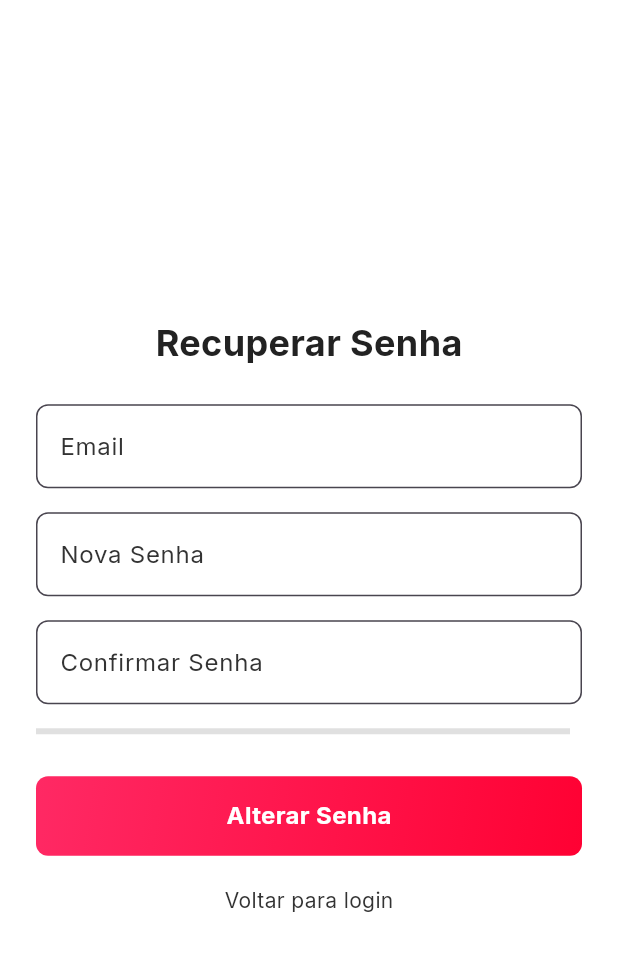
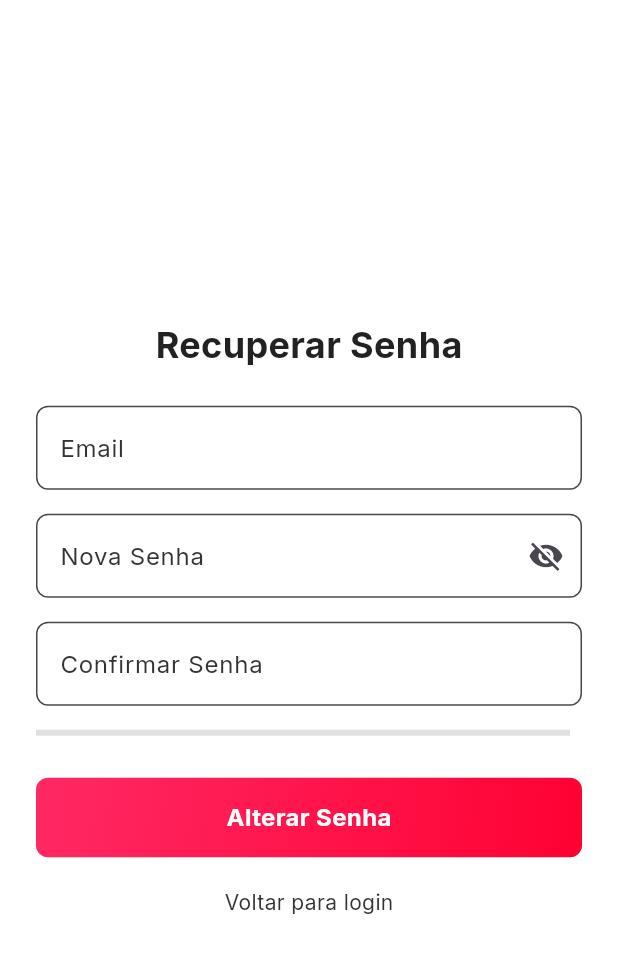
Before and after one commit to mtzcode/app_veiculos, a Flutter app: the screen it shows after launch, after a tap on "Entrar", after a tap on "Esqueci minha senha", on a phone screen of 412 x 824 dp. Shown: the top 953 px of the screen. Run offline on Flutter 3.47's test engine with Material 3 defaults, Android fonts, the light colour scheme and no system bars; our stand-ins replace google_fonts, shared_preferences; missing offline and left inert: bcrypt, mysql1.

Commit message:
✨ Implementado icone de visualizar/ocultar senha e lembre-se de mim.

```diff
--- a/lib/screens/login_screen.dart
+++ b/lib/screens/login_screen.dart
@@ -1,6 +1,7 @@
 import 'package:flutter/material.dart';
 import 'package:google_fonts/google_fonts.dart';
-import 'package:bcrypt/bcrypt.dart'; // Import necessário para bcrypt
+import 'package:shared_preferences/shared_preferences.dart';
+import 'package:bcrypt/bcrypt.dart';
 import '../db_connection.dart';
 import 'home_screen.dart';
 
@@ -14,29 +15,101 @@ class LoginScreen extends StatefulWidget {
 class _LoginScreenState extends State<LoginScreen> {
   final TextEditingController _emailController = TextEditingController();
   final TextEditingController _senhaController = TextEditingController();
+  bool _isPasswordVisible = false;
+  bool _rememberMe = false;
 
   String _errorMessage = '';
-
   double _scaleEntrar = 1.0;
 
-  // Método para verificar senha usando bcrypt
-  bool verifyPassword(String plainPassword, String hashedPassword) {
-    return BCrypt.checkpw(plainPassword, hashedPassword);
+  @override
+  void initState() {
+    super.initState();
+    _loadSavedCredentials();
   }
 
-  Future<void> _login() async {
+  Future<void> _loadSavedCredentials() async {
+    final prefs = await SharedPreferences.getInstance();
+    final savedEmail = prefs.getString('saved_email') ?? '';
+    final savedPassword = prefs.getString('saved_password') ?? '';
+    final savedRememberMe = prefs.getBool('remember_me') ?? false;
+
+    if (savedRememberMe && savedEmail.isNotEmpty && savedPassword.isNotEmpty) {
+      _emailController.text = savedEmail;
+      _senhaController.text = savedPassword;
+      setState(() {
+        _rememberMe = true;
+      });
+
+      // Realiza login automático se lembrar do usuário estiver ativo
+      await _autoLogin(savedEmail, savedPassword);
+    }
+  }
+
+  Future<void> _autoLogin(String email, String password) async {
     try {
       var conn = await DBConnection.getConnection();
       var results = await conn.query(
-        'SELECT senha FROM usuarios WHERE email = ?',
-        [_emailController.text],
+        'SELECT * FROM usuarios WHERE email = ?',
+        [email],
       );
 
       if (results.isNotEmpty) {
         final hashedPassword = results.first['senha'] as String;
 
-        // Verifica a senha utilizando o método verifyPassword
-        if (verifyPassword(_senhaController.text.trim(), hashedPassword)) {
+        if (BCrypt.checkpw(password, hashedPassword)) {
+          if (mounted) {
+            Navigator.pushReplacement(
+              context,
+              MaterialPageRoute(builder: (context) => const HomeScreen()),
+            );
+          }
+        }
+      }
+
+      await conn.close();
+    } catch (e) {
+      setState(() {
+        _errorMessage = 'Erro ao conectar: $e';
+      });
+    }
+  }
+
+  Future<void> _saveCredentials(String email, String password) async {
+    final prefs = await SharedPreferences.getInstance();
+    if (_rememberMe) {
+      await prefs.setString('saved_email', email);
+      await prefs.setString('saved_password', password);
+      await prefs.setBool('remember_me', true);
+    } else {
+      await prefs.remove('saved_email');
+      await prefs.remove('saved_password');
+      await prefs.setBool('remember_me', false);
+    }
+  }
+
+  Future<void> _login() async {
+    final email = _emailController.text.trim();
+    final senha = _senhaController.text.trim();
+
+    if (email.isEmpty || senha.isEmpty) {
+      setState(() {
+        _errorMessage = 'Por favor, preencha todos os campos.';
+      });
+      return;
+    }
+
+    try {
+      var conn = await DBConnection.getConnection();
+      var results = await conn.query(
+        'SELECT * FROM usuarios WHERE email = ?',
+        [email],
+      );
+
+      if (results.isNotEmpty) {
+        final hashedPassword = results.first['senha'] as String;
+
+        if (BCrypt.checkpw(senha, hashedPassword)) {
+          await _saveCredentials(email, senha);
           if (mounted) {
             Navigator.pushReplacement(
               context,
@@ -80,6 +153,8 @@ class _LoginScreenState extends State<LoginScreen> {
               ),
             ),
             const SizedBox(height: 24),
+
+            // Campo de Email
             TextField(
               controller: _emailController,
               style: GoogleFonts.inter(
@@ -97,9 +172,11 @@ class _LoginScreenState extends State<LoginScreen> {
               ),
             ),
             const SizedBox(height: 16),
+
+            // Campo de Senha
             TextField(
               controller: _senhaController,
-              obscureText: true,
+              obscureText: !_isPasswordVisible,
               style: GoogleFonts.inter(
                   fontSize: 16, color: const Color(0xFF222222)),
               decoration: InputDecoration(
@@ -112,9 +189,43 @@ class _LoginScreenState extends State<LoginScreen> {
                   borderRadius: BorderRadius.circular(8),
                   borderSide: const BorderSide(color: Color(0xFFDCDDE2)),
                 ),
+                suffixIcon: IconButton(
+                  icon: Icon(
+                    _isPasswordVisible
+                        ? Icons.visibility
+                        : Icons.visibility_off,
+                    color: const Color(0xFF333333),
+                  ),
+                  onPressed: () {
+                    setState(() {
+                      _isPasswordVisible = !_isPasswordVisible;
+                    });
+                  },
+                ),
               ),
             ),
             const SizedBox(height: 20),
+
+            // Checkbox Lembre-se de Mim
+            Row(
+              children: [
+                Checkbox(
+                  value: _rememberMe,
+                  onChanged: (value) {
+                    setState(() {
+                      _rememberMe = value ?? false;
+                    });
+                  },
+                ),
+                Text(
+                  'Lembre-se de mim',
+                  style: GoogleFonts.inter(
+                      fontSize: 14, color: const Color(0xFF333333)),
+                ),
+              ],
+            ),
+            const SizedBox(height: 16),
+
             GestureDetector(
               onTap: _login,
               onTapDown: (_) => setState(() => _scaleEntrar = 0.9),
@@ -148,6 +259,7 @@ class _LoginScreenState extends State<LoginScreen> {
               ),
             ),
             const SizedBox(height: 20),
+
             Column(
               children: [
                 InkWell(
@@ -173,15 +285,13 @@ class _LoginScreenState extends State<LoginScreen> {
                 ),
               ],
             ),
+
             if (_errorMessage.isNotEmpty)
               Padding(
                 padding: const EdgeInsets.only(top: 16),
                 child: Text(
                   _errorMessage,
-                  style: GoogleFonts.inter(
-                    fontSize: 14,
-                    color: Colors.red,
-                  ),
+                  style: GoogleFonts.inter(fontSize: 14, color: Colors.red),
                 ),
               ),
           ],
--- a/lib/screens/recuperar_senha.dart
+++ b/lib/screens/recuperar_senha.dart
@@ -17,7 +17,7 @@ class _RecuperarSenhaScreenState extends State<RecuperarSenhaScreen> {
       TextEditingController();
 
   String _message = '';
-  bool _isHoveredVoltar = false;
+  bool _obscureNovaSenha = true;
   double _scaleAlterarSenha = 1.0;
   int _passwordStrength = 0;
   String _strengthLabel = '';
@@ -167,12 +167,22 @@ class _RecuperarSenhaScreenState extends State<RecuperarSenhaScreen> {
             // Campo Nova Senha
             TextField(
               controller: _novaSenhaController,
-              obscureText: true,
+              obscureText: _obscureNovaSenha,
               onChanged: _updatePasswordStrength,
               style: GoogleFonts.inter(
                   fontSize: 16, color: const Color(0xFF222222)),
               decoration: InputDecoration(
                 labelText: 'Nova Senha',
+                suffixIcon: GestureDetector(
+                  onTap: () {
+                    setState(() {
+                      _obscureNovaSenha = !_obscureNovaSenha;
+                    });
+                  },
+                  child: Icon(
+                    _obscureNovaSenha ? Icons.visibility_off : Icons.visibility,
+                  ),
+                ),
                 labelStyle: GoogleFonts.inter(
                     fontSize: 16, color: const Color(0xFF333333)),
                 filled: true,
@@ -281,28 +291,12 @@ class _RecuperarSenhaScreenState extends State<RecuperarSenhaScreen> {
               onTap: () {
                 Navigator.pop(context);
               },
-              onHover: (hover) {
-                setState(() {
-                  _isHoveredVoltar = hover;
-                });
-              },
-              child: Column(
-                crossAxisAlignment: CrossAxisAlignment.center,
-                children: [
-                  Text(
-                    'Voltar para login',
-                    style: GoogleFonts.inter(
-                      fontSize: 14,
-                      color: const Color(0xFF333333),
-                    ),
-                  ),
-                  AnimatedContainer(
-                    duration: const Duration(milliseconds: 300),
-                    height: 2,
-                    width: _isHoveredVoltar ? 150 : 0,
-                    color: const Color(0xFFFF2964),
-                  ),
-                ],
+              child: Text(
+                'Voltar para login',
+                style: GoogleFonts.inter(
+                  fontSize: 14,
+                  color: const Color(0xFF333333),
+                ),
               ),
             ),
 
--- a/pubspec.yaml
+++ b/pubspec.yaml
@@ -15,6 +15,7 @@ dependencies:
   cupertino_icons: ^1.0.8
   google_fonts: ^6.0.0
   bcrypt: ^1.1.3
+  shared_preferences: ^2.0.15
 
 dev_dependencies:
   flutter_test:
```
Also changed, not shown: lib/screens/cadastro_screen.dart (+12 -1 lines), pubspec.lock, 1 other file.
